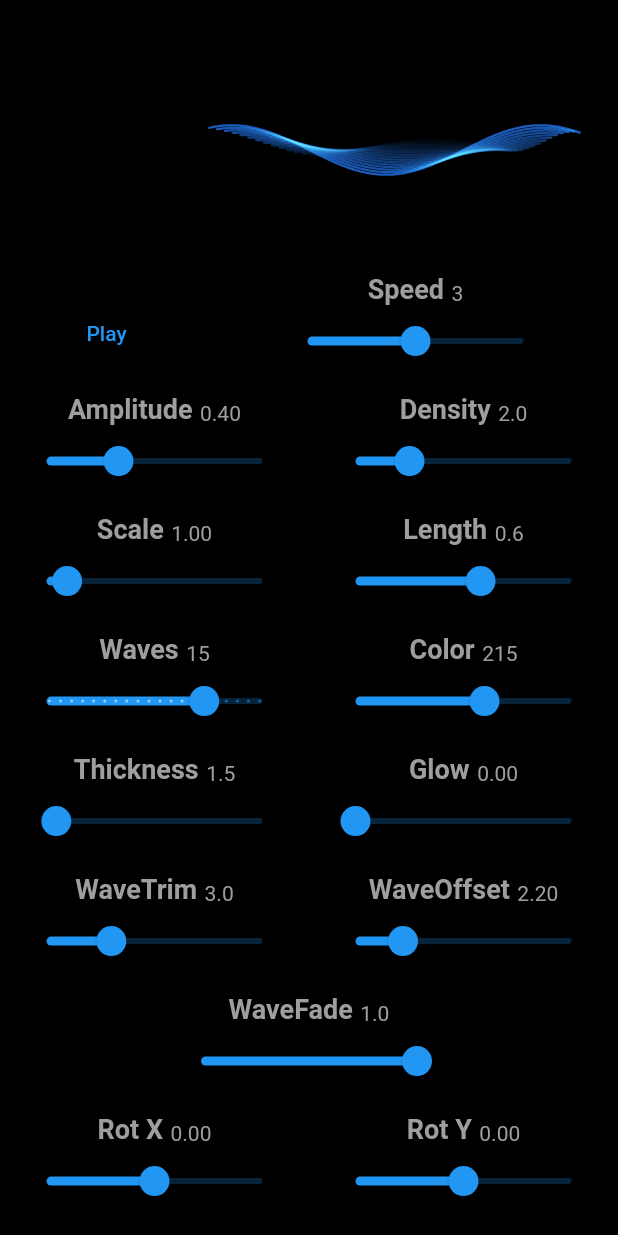
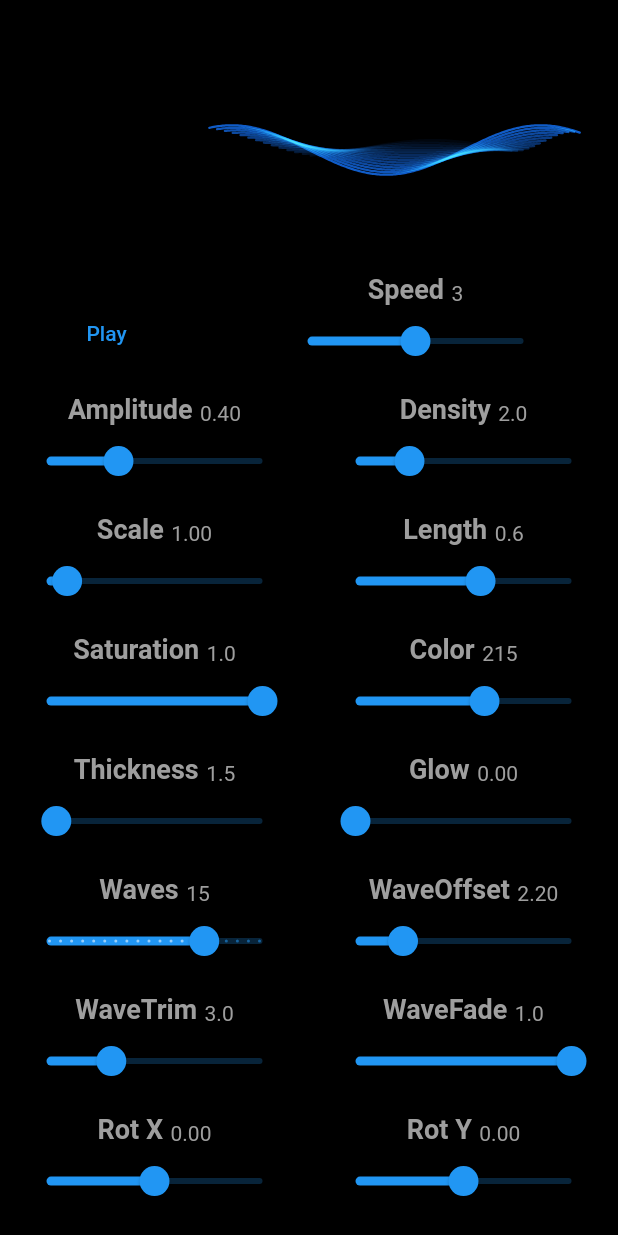
Before and after one commit to marco906/FloatingWaves, a Flutter app: the screen it shows after launch, after a tap on "Pause", on a phone screen of 412 x 824 dp. Run offline on Flutter 3.47's test engine with Material 2 defaults, Android fonts, the phone set to English and light mode, and no system bars.

Commit message:
finishing waves

```diff
--- a/lib/wave_painter3.dart
+++ b/lib/wave_painter3.dart
@@ -90,7 +90,7 @@ class _WaveDemo3State extends State<WaveDemo3> with SingleTickerProviderStateMix
                   windowFractionControl,
                 ]),
                 controlRow(children: [
-                  waveControl,
+                  satControl,
                   hueControl,
                 ]),
                 controlRow(children: [
@@ -98,10 +98,11 @@ class _WaveDemo3State extends State<WaveDemo3> with SingleTickerProviderStateMix
                   glowControl,
                 ]),
                 controlRow(children: [
-                  waveTrimControl,
+                  waveControl,
 									waveOffsetControl
                 ]),
 								controlRow(children: [
+									waveTrimControl,
                   waveFadeControl,
                 ]),
 								controlRow(children: [
@@ -217,6 +218,17 @@ class _WaveDemo3State extends State<WaveDemo3> with SingleTickerProviderStateMix
       Slider(
         value: config.hue, min: 0, max: 360,
         onChanged: (double value) { setState(() { config.hue = value; }); }
+      ),
+    ]);
+  }
+
+	Widget get satControl
+  {
+    return Column(children: [
+      controlHeader("Saturation", config.saturation, 1),
+      Slider(
+        value: config.saturation, min: 0, max: 1,
+        onChanged: (double value) { setState(() { config.saturation = value; }); }
       ),
     ]);
   }
@@ -428,6 +440,7 @@ class WaveCofig
   double transX = 0;
   double transY = 0;
 	double hue = 215;
+	double saturation = 1.0;
   double blur = 0.0;
 	double thickness = 1.5;
 	int waves = 15;
@@ -452,13 +465,18 @@ class WavePainter3 extends CustomPainter {
   final double time;
   final WaveCofig config;
 
+	Color get modColor
+	{
+		const Color baseColor = Color.fromARGB(200, 33, 240, 243);
+		final Color modhue = increaseColorHue(baseColor, config.hue);
+		final Color modSat = increaseColorSat(modhue, config.saturation);
+		return modSat;
+	}
+
   WavePainter3(this.time, this.config);
 
   @override
   void paint(Canvas canvas, Size size) {
-
-    const Color baseColor = Color.fromARGB(200, 33, 240, 243);
-		final Color modColor = increaseColorHue(baseColor, config.hue);
 
     Paint paint0 = Paint()
       ..color = modColor
@@ -520,6 +538,12 @@ class WavePainter3 extends CustomPainter {
 		return hslColor.withHue(newValue).toColor();
 	}
 
+	Color increaseColorSat(Color color, double value)
+	{
+		var hslColor = HSLColor.fromColor(color);
+		return hslColor.withSaturation(value).toColor();
+	}
+
   // create path
   double yValue(double xFraction, Size size, int index)
   {
```
